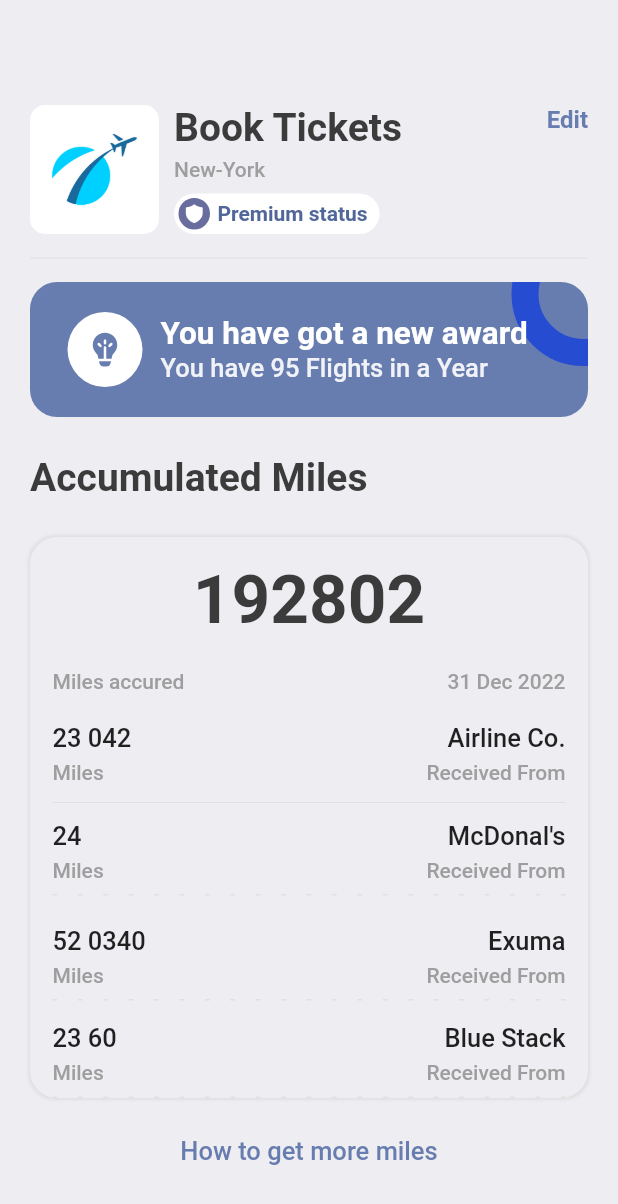
After one commit to Hahsamkhan900/FlightBookingApp, a Flutter app: the ProfileScreen screen opened directly, on a phone screen of 412 x 824 dp. The commit adds this screen. Shown: the top 1204 px of the screen. Run offline on Flutter 3.47's test engine with Material 2 defaults, Android fonts, the phone set to English and light mode, and no system bars; our stand-ins replace barcode_widget, fluentui_icons, gap, get.

Commit message:
A complete Static Flight Booking App...

```diff
--- a/lib/Screens/bottom_bar.dart
+++ b/lib/Screens/bottom_bar.dart
@@ -1,4 +1,5 @@
 import 'package:flightbookingapp/Screens/home_screen.dart';
+import 'package:flightbookingapp/Screens/profile_screen.dart';
 import 'package:flightbookingapp/Screens/search_screen.dart';
 import 'package:flightbookingapp/Screens/ticket_screen.dart';
 import 'package:fluentui_icons/fluentui_icons.dart';
@@ -24,7 +25,7 @@ class _BottomBarState extends State<BottomBar> {
     const HomePage(),
     const SearchScreen(),
     const TicketScreen(),
-    const Text("Profile"),
+    const ProfileScreen(),
   ];
 
 
--- /dev/null
+++ b/lib/Screens/profile_screen.dart
@@ -0,0 +1,287 @@
+import 'package:flightbookingapp/utils/app_layout.dart';
+import 'package:flightbookingapp/utils/app_styles.dart';
+import 'package:flightbookingapp/utils/layout_builder_widget.dart';
+import 'package:flightbookingapp/utils/ticket_column_info.dart';
+import 'package:fluentui_icons/fluentui_icons.dart';
+import 'package:flutter/material.dart';
+import 'package:gap/gap.dart';
+
+class ProfileScreen extends StatelessWidget {
+  const ProfileScreen({Key? key}) : super(key: key);
+
+  @override
+  Widget build(BuildContext context) {
+    return Scaffold(
+      backgroundColor: Styles.bgColor,
+      body: ListView(
+        padding: EdgeInsets.symmetric(horizontal: AppLayout.getWidth(20), vertical: AppLayout.getHeigh(20)),
+        children: [
+          Gap(AppLayout.getHeigh(50)),
+          Row(
+            crossAxisAlignment: CrossAxisAlignment.start,
+            children: [
+              Container(
+                width: AppLayout.getWidth(86),
+                height: AppLayout.getHeigh(86),
+                decoration: BoxDecoration(
+                    borderRadius: BorderRadius.circular(10),
+                    image: const DecorationImage(
+                      fit: BoxFit.cover,
+                      image: AssetImage("assets/images/img_1.png"),
+                    )),
+              ),
+              Gap(AppLayout.getHeigh(10)),
+              Column(
+                children: [
+                  Row(
+                    children: [
+                      Column(
+                        crossAxisAlignment: CrossAxisAlignment.start,
+                        mainAxisAlignment: MainAxisAlignment.start,
+                        children: [
+                          Text(
+                            "Book Tickets",
+                            style: Styles.headlineTextStyle1,
+                          ),
+                          Gap(AppLayout.getHeigh(5)),
+                          Text(
+                            "New-York",
+                            style: Styles.headlineTextStyle4,
+                          ),
+                          Gap(AppLayout.getHeigh(8)),
+                          Container(
+                            decoration: BoxDecoration(
+                              color: Styles.whiteColor,
+                              borderRadius: BorderRadius.circular(
+                                  AppLayout.getWidth(200)),
+                            ),
+                            padding: EdgeInsets.symmetric(horizontal: AppLayout.getWidth(3), vertical: AppLayout.getHeigh(3)),
+                            child: Row(
+                              children: [
+                                Container(
+                                  padding: EdgeInsets.all(AppLayout.getHeigh(3)),
+                                  decoration: const BoxDecoration(
+                                    shape: BoxShape.circle,
+                                    color: const Color(0xFF5626799),
+                                  ),
+                                  child: Icon(
+                                    FluentSystemIcons.ic_fluent_shield_filled,
+                                    color: Styles.whiteColor,
+                                    size: AppLayout.getHeigh(15),
+
+                                  ),
+                                ),
+                                Gap(AppLayout.getHeigh(5)),
+                                const Text('Premium status' ,style: TextStyle(
+                                    color: Color(0XFF526799),
+                                    fontWeight: FontWeight.w600
+                                ),
+                                ),
+                                Gap(AppLayout.getHeigh(5)),
+                              ],
+                            ),
+                          ),
+                        ],
+                      ),
+                      Column(),
+                      Column(),
+                    ],
+                  )
+                ],
+              ),
+              const Spacer(),
+              Column(
+                children: [
+                  InkWell(
+                    onTap: (){
+                      print("You are Tapped");
+                    },
+                    child: Text("Edit",
+                      style: Styles.textStyle.copyWith(color: Styles.primaryColor, fontWeight: FontWeight.bold),
+                    ),
+                  ),
+                ],
+              ),
+
+            ],
+          ),
+          Gap(AppLayout.getHeigh(8)),
+          Divider(color: Colors.grey.shade300,),
+          Gap(AppLayout.getHeigh(8)),
+          Stack(
+            children: [
+              Container(
+                height: AppLayout.getHeigh(90),
+                width: double.infinity,
+                decoration: BoxDecoration(
+                  color: Styles.primaryColor,
+                  borderRadius: BorderRadius.circular(AppLayout.getHeigh(18)),
+
+                ),
+              ),
+              Positioned(
+                right: -45,
+                top: -40,
+                child: Container(
+                  padding: EdgeInsets.all(AppLayout.getHeigh(30)),
+                  decoration: BoxDecoration(
+                    color: Colors.transparent,
+                      shape: BoxShape.circle,
+                    border: Border.all(width: AppLayout.getWidth(18), color: Color(0xFF264CD2))
+                  ),
+                ),
+              ),
+              Container(
+                padding: EdgeInsets.symmetric(horizontal: AppLayout.getWidth(25), vertical: AppLayout.getHeigh(20)),
+                child: Row(
+                  mainAxisAlignment: MainAxisAlignment.start,
+                  crossAxisAlignment: CrossAxisAlignment.center,
+                  children: [
+                    CircleAvatar(
+                      child: Icon(FluentSystemIcons.ic_fluent_lightbulb_filament_filled, color: Styles.primaryColor,size: AppLayout.getHeigh(27),),
+                      maxRadius: AppLayout.getHeigh(25),
+                      backgroundColor: Styles.whiteColor,
+                    ),
+                    Gap(AppLayout.getHeigh(12)),
+                    Column(
+                      mainAxisAlignment: MainAxisAlignment.start,
+                      crossAxisAlignment: CrossAxisAlignment.start,
+                      children: [
+                        Text("You have got a new award", style: Styles.headlineTextStyle2.copyWith(fontWeight: FontWeight.bold, color: Styles.whiteColor),),
+                        Text("You have 95 Flights in a Year",
+                          style: Styles.headlineTextStyle3.copyWith(
+                              fontWeight: FontWeight.w500,
+                              color: Colors.white.withOpacity(0.9)
+                          ),
+                        ),
+                      ],
+                    )
+                  ],
+                ),
+              )
+            ],
+          ),
+          Gap(AppLayout.getHeigh(25)),
+          Text("Accumulated Miles", style: Styles.headlineTextStyle1,),
+          Gap(AppLayout.getHeigh(25)),
+          Container(
+            padding: EdgeInsets.symmetric(horizontal: AppLayout.getWidth(15)),
+            decoration: BoxDecoration(
+              borderRadius: BorderRadius.circular(AppLayout.getWidth(18)),
+              color: Styles.bgColor,
+              boxShadow: [
+                BoxShadow(
+                  color: Colors.grey.shade300,
+                  blurRadius: AppLayout.getHeigh(1),
+                  spreadRadius: AppLayout.getWidth(1)
+                )
+              ]
+            ),
+            child: Column(
+              children: [
+                Gap(AppLayout.getHeigh(15)),
+                Text("192802", style: Styles.headlineTextStyle1.copyWith(fontSize: 45, fontWeight: FontWeight.w600),),
+                Gap(AppLayout.getHeigh(20)),
+                Row(
+                  mainAxisAlignment: MainAxisAlignment.spaceBetween,
+                  children: [
+                    Text("Miles accured", style: Styles.headlineTextStyle4,),
+                    Text("31 Dec 2022", style: Styles.headlineTextStyle4,)
+                  ],
+                ),
+                Gap(AppLayout.getHeigh(20)),
+                Row(
+                  mainAxisAlignment: MainAxisAlignment.spaceBetween,
+                  children: const [
+                    TicketColumnInfo(
+                        text1: "23 042",
+                        text2: "Miles",
+                        alignment: CrossAxisAlignment.start,
+                        isColor: false
+                    ),
+                    TicketColumnInfo(
+                        text1: "Airline Co.",
+                        text2: "Received From",
+                        alignment: CrossAxisAlignment.end,
+                        isColor: false
+                    ),
+                  ],
+                ),
+                Gap(AppLayout.getHeigh(4)),
+                Divider(color: Colors.grey.shade300,),
+                Gap(AppLayout.getHeigh(4)),
+                Row(
+                  mainAxisAlignment: MainAxisAlignment.spaceBetween,
+                  children: const [
+                    TicketColumnInfo(
+                        text1: "24",
+                        text2: "Miles",
+                        alignment: CrossAxisAlignment.start,
+                        isColor: false
+                    ),
+                    TicketColumnInfo(
+                        text1: "McDonal's",
+                        text2: "Received From",
+                        alignment: CrossAxisAlignment.end,
+                        isColor: false
+                    ),
+                  ],
+                ),
+                Gap(AppLayout.getHeigh(8)),
+                const LayoutBuilderWidget(sections: 16,isColor: false),
+                Gap(AppLayout.getHeigh(20)),
+                Row(
+                  mainAxisAlignment: MainAxisAlignment.spaceBetween,
+                  children: const [
+                    TicketColumnInfo(
+                        text1: "52 0340",
+                        text2: "Miles",
+                        alignment: CrossAxisAlignment.start,
+                        isColor: false
+                    ),
+                    TicketColumnInfo(
+                        text1: "Exuma",
+                        text2: "Received From",
+                        alignment: CrossAxisAlignment.end,
+                        isColor: false
+                    ),
+                  ],
+                ),
+                Gap(AppLayout.getHeigh(8)),
+                const LayoutBuilderWidget(sections: 16,isColor: false),
+                Gap(AppLayout.getHeigh(15)),
+                Row(
+                  mainAxisAlignment: MainAxisAlignment.spaceBetween,
+                  children: const [
+                    TicketColumnInfo(
+                        text1: "23 60",
+                        text2: "Miles",
+                        alignment: CrossAxisAlignment.start,
+                        isColor: false
+                    ),
+                    TicketColumnInfo(
+                        text1: "Blue Stack",
+                        text2: "Received From",
+                        alignment: CrossAxisAlignment.end,
+                        isColor: false
+                    ),
+                  ],
+                ),
+                Gap(AppLayout.getHeigh(8)),
+                const LayoutBuilderWidget(sections: 16,isColor: false),
+
+              ],
+          ),
+          ),
+          Gap(AppLayout.getHeigh(25)),
+          InkWell(
+            onTap: ()=> print("You are Tapped"),
+            child: Center(
+              child: Text("How to get more miles", style: Styles.headlineTextStyle3.copyWith(color: Styles.primaryColor, fontWeight: FontWeight.w500),),
+            ),
+          )
+        ],
+      ),
+    );
+  }
+}
--- a/lib/Screens/ticket_view.dart
+++ b/lib/Screens/ticket_view.dart
@@ -191,20 +191,20 @@ class TicketView extends StatelessWidget {
                           text1: ticketList['date'],
                           text2: "Date",
                           alignment: CrossAxisAlignment.start,
-                        isColor: false,
+                        isColor: isColor,
 
                       ),
                       TicketColumnInfo(
                           text1: ticketList['departure_time'],
                           text2: "Departure Time",
                           alignment: CrossAxisAlignment.center,
-                        isColor: false,
+                        isColor: isColor,
                       ),
                       TicketColumnInfo(
                           text1: ticketList['seat_number'].toString(),
                           text2: "Number",
                           alignment: CrossAxisAlignment.end,
-                        isColor: false,
+                        isColor: isColor,
                       ),
                     ],
                   )
--- a/pubspec.yaml
+++ b/pubspec.yaml
@@ -39,6 +39,7 @@ dependencies:
   fluentui_icons:
   gap:
   get:
+  barcode_widget:
 
 
 dev_dependencies:
@@ -51,6 +52,7 @@ dev_dependencies:
   # package. See that file for information about deactivating specific lint
   # rules and activating additional ones.
   flutter_lints: ^2.0.0
+
 
 # For information on the generic Dart part of this file, see the
 # following page: https://dart.dev/tools/pub/pubspec
```
Also changed, not shown: lib/Screens/ticket_screen.dart (+130 -5 lines), pubspec.lock.
